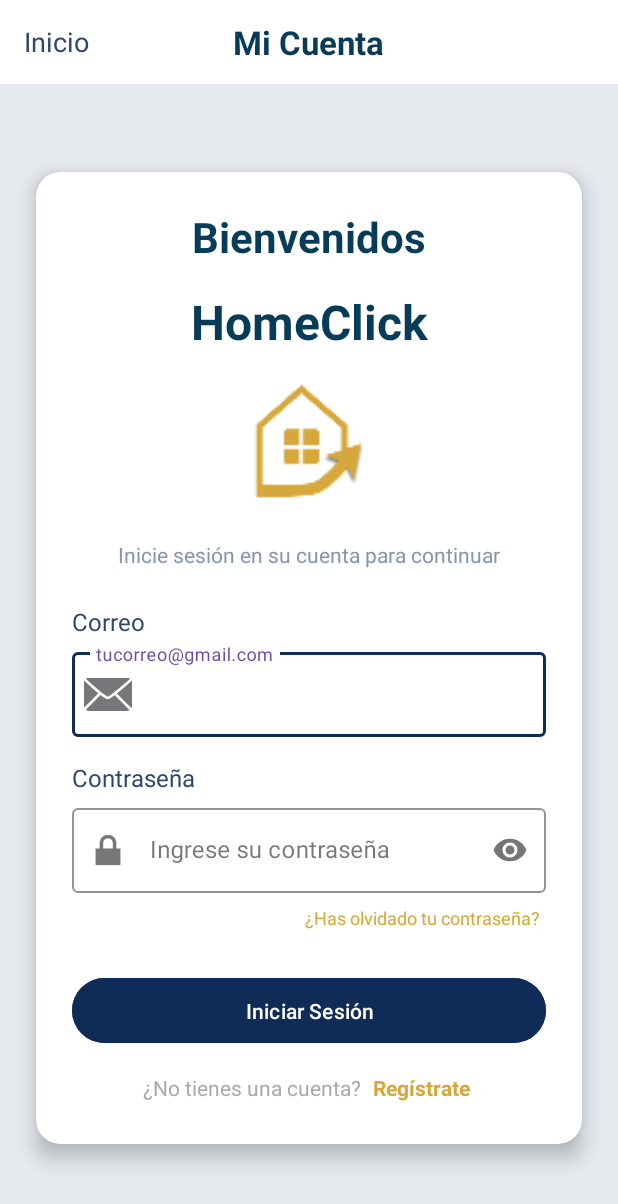
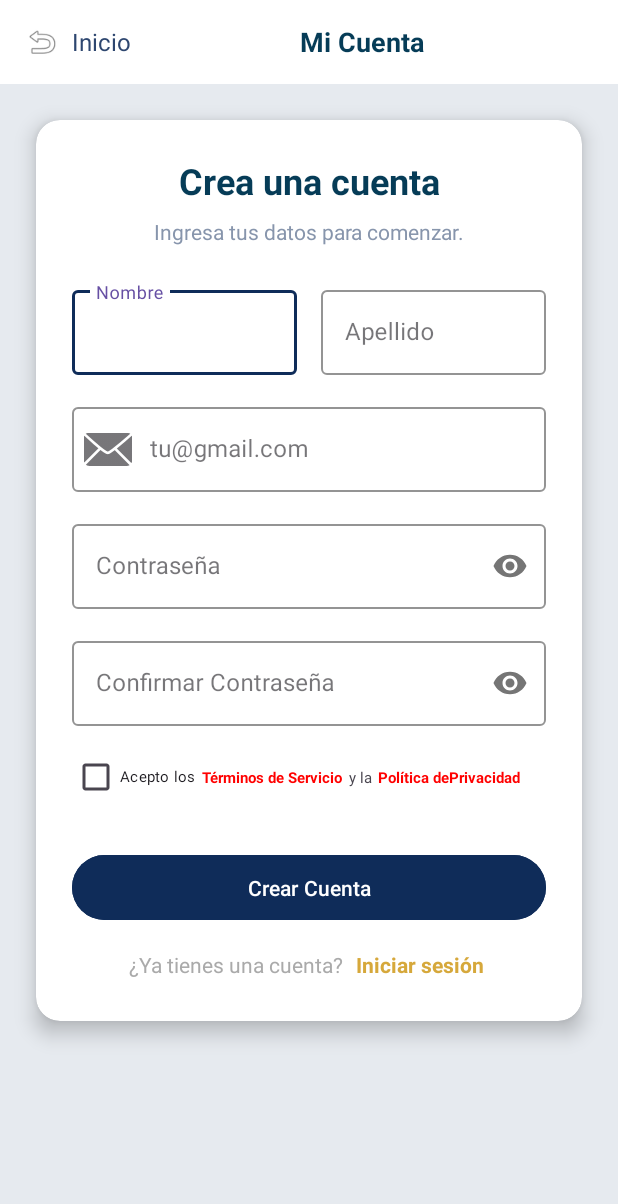
Before and after one commit to EdMendez00/ProyectoPDM2025GT2Grupo3VentadeBienesRaces, an Android app: the screen it shows after launch (LoginActivity before the commit, RegisterActivity after it), after a tap on "Regístrate", on a phone screen of 412 x 824 dp. Shown: the top 1204 px of the screen. Run offline under Robolectric (Android 15) with nearby library versions, the light colour scheme and no system bars.

Commit message:
Agrega actividad de registro y habilita navegación desde la pantalla de inicio de sesión

```diff
--- a/app/src/main/AndroidManifest.xml
+++ b/app/src/main/AndroidManifest.xml
@@ -22,6 +22,10 @@
             </intent-filter>
         </activity>
         <activity
+            android:name=".RegisterActivity"
+            android:exported="true">
+        </activity>
+        <activity
             android:name=".HomeActivity"
             android:exported="true">
         </activity>
--- a/app/src/main/java/com/example/proyectopdm2025_gt2_grupo3_ventadebienesraces/LoginActivity.kt
+++ b/app/src/main/java/com/example/proyectopdm2025_gt2_grupo3_ventadebienesraces/LoginActivity.kt
@@ -51,11 +51,8 @@ class LoginActivity : AppCompatActivity() {
         }
 
         textViewRegister.setOnClickListener {
-            // Aquí se implementará la navegación a la pantalla de registro
-            Toast.makeText(this, "Funcionalidad de registro próximamente", Toast.LENGTH_SHORT).show()
-            // Intent(this, RegisterActivity::class.java).also {
-            //     startActivity(it)
-            // }
+            // Navegar a la pantalla de registro
+            startActivity(Intent(this, RegisterActivity::class.java))
         }
 
         textViewForgotPassword.setOnClickListener {
--- /dev/null
+++ b/app/src/main/java/com/example/proyectopdm2025_gt2_grupo3_ventadebienesraces/RegisterActivity.kt
@@ -0,0 +1,125 @@
+package com.example.proyectopdm2025_gt2_grupo3_ventadebienesraces
+
+import androidx.appcompat.app.AppCompatActivity
+import android.os.Bundle
+import android.content.Intent
+import android.widget.Button
+import android.widget.CheckBox
+import android.widget.LinearLayout
+import android.widget.TextView
+import android.widget.Toast
+import com.google.android.material.textfield.TextInputEditText
+
+class RegisterActivity : AppCompatActivity() {
+
+    private lateinit var editTextFirstName: TextInputEditText
+    private lateinit var editTextLastName: TextInputEditText
+    private lateinit var editTextEmail: TextInputEditText
+    private lateinit var editTextPassword: TextInputEditText
+    private lateinit var editTextConfirmPassword: TextInputEditText
+    private lateinit var checkBoxTerms: CheckBox
+    private lateinit var buttonRegister: Button
+    private lateinit var buttonBack: LinearLayout
+    private lateinit var textViewLogin: TextView
+
+    override fun onCreate(savedInstanceState: Bundle?) {
+        super.onCreate(savedInstanceState)
+        setContentView(R.layout.activity_register)
+
+        // Inicializar vistas
+        editTextFirstName = findViewById(R.id.editTextFirstName)
+        editTextLastName = findViewById(R.id.editTextLastName)
+        editTextEmail = findViewById(R.id.editTextEmail)
+        editTextPassword = findViewById(R.id.editTextPassword)
+        editTextConfirmPassword = findViewById(R.id.editTextConfirmPassword)
+        checkBoxTerms = findViewById(R.id.checkBoxTerms)
+        buttonRegister = findViewById(R.id.buttonRegister)
+        buttonBack = findViewById(R.id.btnBack)
+        textViewLogin = findViewById(R.id.textViewLogin)
+
+        // Configurar eventos de click
+        buttonRegister.setOnClickListener {
+            registerUser()
+        }
+
+        buttonBack.setOnClickListener {
+            finish()
+        }
+
+        textViewLogin.setOnClickListener {
+            startActivity(Intent(this, LoginActivity::class.java))
+            finish()
+        }
+    }
+
+    private fun registerUser() {
+        val firstName = editTextFirstName.text.toString().trim()
+        val lastName = editTextLastName.text.toString().trim()
+        val email = editTextEmail.text.toString().trim()
+        val password = editTextPassword.text.toString().trim()
+        val confirmPassword = editTextConfirmPassword.text.toString().trim()
+
+        // Validar campos
+        if (firstName.isEmpty()) {
+            editTextFirstName.error = "Ingrese su nombre"
+            editTextFirstName.requestFocus()
+            return
+        }
+
+        if (lastName.isEmpty()) {
+            editTextLastName.error = "Ingrese su apellido"
+            editTextLastName.requestFocus()
+            return
+        }
+
+        if (email.isEmpty()) {
+            editTextEmail.error = "Ingrese su correo electrónico"
+            editTextEmail.requestFocus()
+            return
+        }
+
+        if (!android.util.Patterns.EMAIL_ADDRESS.matcher(email).matches()) {
+            editTextEmail.error = "Ingrese un correo electrónico válido"
+            editTextEmail.requestFocus()
+            return
+        }
+
+        if (password.isEmpty()) {
+            editTextPassword.error = "Ingrese una contraseña"
+            editTextPassword.requestFocus()
+            return
+        }
+
+        if (password.length < 6) {
+            editTextPassword.error = "La contraseña debe tener al menos 6 caracteres"
+            editTextPassword.requestFocus()
+            return
+        }
+
+        if (confirmPassword.isEmpty()) {
+            editTextConfirmPassword.error = "Confirme su contraseña"
+            editTextConfirmPassword.requestFocus()
+            return
+        }
+
+        if (password != confirmPassword) {
+            editTextConfirmPassword.error = "Las contraseñas no coinciden"
+            editTextConfirmPassword.requestFocus()
+            return
+        }
+
+        if (!checkBoxTerms.isChecked) {
+            Toast.makeText(this, "Debe aceptar los términos y condiciones", Toast.LENGTH_SHORT).show()
+            return
+        }
+
+        // Aquí iría la lógica real de registro
+        Toast.makeText(this, "Registro exitoso", Toast.LENGTH_SHORT).show()
+
+        Intent(this, LoginActivity::class.java).also {
+            it.flags = Intent.FLAG_ACTIVITY_NEW_TASK or Intent.FLAG_ACTIVITY_CLEAR_TASK
+            startActivity(it)
+            finish()
+        }
+    }
+}
--- /dev/null
+++ b/app/src/main/res/layout/activity_register.xml
@@ -0,0 +1,324 @@
+<?xml version="1.0" encoding="utf-8"?>
+<androidx.constraintlayout.widget.ConstraintLayout xmlns:android="http://schemas.android.com/apk/res/android"
+    xmlns:app="http://schemas.android.com/apk/res-auto"
+    xmlns:tools="http://schemas.android.com/tools"
+    android:layout_width="match_parent"
+    android:layout_height="match_parent"
+    android:background="@color/blue_light"
+    tools:context=".RegisterActivity">
+
+    <!-- Barra superior -->
+    <LinearLayout
+        android:id="@+id/topBar"
+        android:layout_width="match_parent"
+        android:layout_height="56dp"
+        android:background="@color/white"
+        android:orientation="horizontal"
+        android:paddingStart="16dp"
+        android:paddingEnd="16dp"
+        android:gravity="center_vertical"
+        app:layout_constraintEnd_toEndOf="parent"
+        app:layout_constraintStart_toStartOf="parent"
+        app:layout_constraintTop_toTopOf="parent">
+
+        <!-- Icono de casa y texto "Inicio" -->
+        <LinearLayout
+            android:id="@+id/btnBack"
+            android:layout_width="wrap_content"
+            android:layout_height="match_parent"
+            android:orientation="horizontal"
+            android:gravity="center_vertical">
+
+            <ImageView
+                android:layout_width="24dp"
+                android:layout_height="24dp"
+                android:src="@android:drawable/ic_menu_revert"
+                android:contentDescription="Inicio" />
+
+            <TextView
+                android:layout_width="wrap_content"
+                android:layout_height="wrap_content"
+                android:layout_marginStart="8dp"
+                android:text="Inicio"
+                android:textColor="@color/blue_text"
+                android:textSize="16sp" />
+
+        </LinearLayout>
+
+        <View
+            android:layout_width="0dp"
+            android:layout_height="match_parent"
+            android:layout_weight="1" />
+
+        <!-- Texto "Mi Cuenta" centrado -->
+        <TextView
+            android:layout_width="wrap_content"
+            android:layout_height="wrap_content"
+            android:text="Mi Cuenta"
+            android:textColor="@color/blue_homeclick"
+            android:textSize="18sp"
+            android:textStyle="bold" />
+
+        <View
+            android:layout_width="0dp"
+            android:layout_height="match_parent"
+            android:layout_weight="1" />
+
+    </LinearLayout>
+
+    <!-- Formulario centrado con fondo blanco -->
+    <androidx.cardview.widget.CardView
+        android:layout_width="0dp"
+        android:layout_height="wrap_content"
+        android:layout_marginStart="24dp"
+        android:layout_marginTop="24dp"
+        android:layout_marginEnd="24dp"
+        app:cardBackgroundColor="@color/white"
+        app:cardCornerRadius="16dp"
+        app:cardElevation="8dp"
+        app:layout_constraintEnd_toEndOf="parent"
+        app:layout_constraintStart_toStartOf="parent"
+        app:layout_constraintTop_toBottomOf="@id/topBar">
+
+        <androidx.constraintlayout.widget.ConstraintLayout
+            android:layout_width="match_parent"
+            android:layout_height="wrap_content"
+            android:padding="24dp">
+
+            <!-- Título principal -->
+            <TextView
+                android:id="@+id/textViewTitle"
+                android:layout_width="wrap_content"
+                android:layout_height="wrap_content"
+                android:text="Crea una cuenta"
+                android:textColor="@color/blue_homeclick"
+                android:textSize="24sp"
+                android:textStyle="bold"
+                app:layout_constraintEnd_toEndOf="parent"
+                app:layout_constraintStart_toStartOf="parent"
+                app:layout_constraintTop_toTopOf="parent" />
+
+            <!-- Subtítulo -->
+            <TextView
+                android:id="@+id/textViewSubtitle"
+                android:layout_width="wrap_content"
+                android:layout_height="wrap_content"
+                android:layout_marginTop="8dp"
+                android:text="Ingresa tus datos para comenzar."
+                android:textColor="@color/gray_text"
+                android:textSize="14sp"
+                app:layout_constraintEnd_toEndOf="parent"
+                app:layout_constraintStart_toStartOf="parent"
+                app:layout_constraintTop_toBottomOf="@+id/textViewTitle" />
+
+            <!-- Dos campos en una misma línea: Nombre y Apellido -->
+            <com.google.android.material.textfield.TextInputLayout
+                android:id="@+id/textInputLayoutFirstName"
+                style="@style/Widget.MaterialComponents.TextInputLayout.OutlinedBox"
+                android:layout_width="0dp"
+                android:layout_height="wrap_content"
+                android:layout_marginTop="24dp"
+                android:layout_marginEnd="8dp"
+                app:boxStrokeColor="@color/blue_normal"
+                app:layout_constraintEnd_toStartOf="@+id/textInputLayoutLastName"
+                app:layout_constraintStart_toStartOf="parent"
+                app:layout_constraintTop_toBottomOf="@+id/textViewSubtitle">
+
+                <com.google.android.material.textfield.TextInputEditText
+                    android:id="@+id/editTextFirstName"
+                    android:layout_width="match_parent"
+                    android:layout_height="wrap_content"
+                    android:hint="Nombre"
+                    android:inputType="textPersonName" />
+            </com.google.android.material.textfield.TextInputLayout>
+
+            <com.google.android.material.textfield.TextInputLayout
+                android:id="@+id/textInputLayoutLastName"
+                style="@style/Widget.MaterialComponents.TextInputLayout.OutlinedBox"
+                android:layout_width="0dp"
+                android:layout_height="wrap_content"
+                android:layout_marginStart="8dp"
+                app:boxStrokeColor="@color/blue_normal"
+                app:layout_constraintEnd_toEndOf="parent"
+                app:layout_constraintStart_toEndOf="@+id/textInputLayoutFirstName"
+                app:layout_constraintTop_toTopOf="@+id/textInputLayoutFirstName">
+
+                <com.google.android.material.textfield.TextInputEditText
+                    android:id="@+id/editTextLastName"
+                    android:layout_width="match_parent"
+                    android:layout_height="wrap_content"
+                    android:hint="Apellido"
+                    android:inputType="textPersonName" />
+            </com.google.android.material.textfield.TextInputLayout>
+
+            <!-- Campo para Correo -->
+            <com.google.android.material.textfield.TextInputLayout
+                android:id="@+id/textInputLayoutEmail"
+                style="@style/Widget.MaterialComponents.TextInputLayout.OutlinedBox"
+                android:layout_width="match_parent"
+                android:layout_height="wrap_content"
+                android:layout_marginTop="16dp"
+                app:boxStrokeColor="@color/blue_normal"
+                app:startIconDrawable="@android:drawable/ic_dialog_email"
+                app:layout_constraintEnd_toEndOf="parent"
+                app:layout_constraintStart_toStartOf="parent"
+                app:layout_constraintTop_toBottomOf="@+id/textInputLayoutFirstName">
+
+                <com.google.android.material.textfield.TextInputEditText
+                    android:id="@+id/editTextEmail"
+                    android:layout_width="match_parent"
+                    android:layout_height="wrap_content"
+                    android:inputType="textEmailAddress"
+                    android:hint="tu@gmail.com" />
+            </com.google.android.material.textfield.TextInputLayout>
+
+            <!-- Campo para Contraseña -->
+            <com.google.android.material.textfield.TextInputLayout
+                android:id="@+id/textInputLayoutPassword"
+                style="@style/Widget.MaterialComponents.TextInputLayout.OutlinedBox"
+                android:layout_width="match_parent"
+                android:layout_height="wrap_content"
+                android:layout_marginTop="16dp"
+                app:boxStrokeColor="@color/blue_normal"
+                app:passwordToggleEnabled="true"
+                app:layout_constraintEnd_toEndOf="parent"
+                app:layout_constraintStart_toStartOf="parent"
+                app:layout_constraintTop_toBottomOf="@+id/textInputLayoutEmail">
+
+                <com.google.android.material.textfield.TextInputEditText
+                    android:id="@+id/editTextPassword"
+                    android:layout_width="match_parent"
+                    android:layout_height="wrap_content"
+                    android:hint="Contraseña"
+                    android:inputType="textPassword" />
+            </com.google.android.material.textfield.TextInputLayout>
+
+            <!-- Campo para Confirmar Contraseña -->
+            <com.google.android.material.textfield.TextInputLayout
+                android:id="@+id/textInputLayoutConfirmPassword"
+                style="@style/Widget.MaterialComponents.TextInputLayout.OutlinedBox"
+                android:layout_width="match_parent"
+                android:layout_height="wrap_content"
+                android:layout_marginTop="16dp"
+                app:boxStrokeColor="@color/blue_normal"
+                app:passwordToggleEnabled="true"
+                app:layout_constraintEnd_toEndOf="parent"
+                app:layout_constraintStart_toStartOf="parent"
+                app:layout_constraintTop_toBottomOf="@+id/textInputLayoutPassword">
+
+                <com.google.android.material.textfield.TextInputEditText
+                    android:id="@+id/editTextConfirmPassword"
+                    android:layout_width="match_parent"
+                    android:layout_height="wrap_content"
+                    android:hint="Confirmar Contraseña"
+                    android:inputType="textPassword" />
+            </com.google.android.material.textfield.TextInputLayout>
+
+            <!-- Casilla de verificación -->
+            <CheckBox
+                android:id="@+id/checkBoxTerms"
+                android:layout_width="wrap_content"
+                android:layout_height="wrap_content"
+                android:layout_marginTop="10dp"
+                android:text="Acepto los"
+                android:textSize="10sp"
+                app:layout_constraintStart_toStartOf="parent"
+                app:layout_constraintTop_toBottomOf="@+id/textInputLayoutConfirmPassword" />
+
+            <!-- TextView con enlaces para Términos y Política -->
+            <TextView
+                android:id="@+id/textViewTerms"
+                android:layout_width="wrap_content"
+                android:layout_height="wrap_content"
+                android:layout_marginStart="4dp"
+                android:text="Términos de Servicio"
+                android:textColor="#FF0000"
+                android:textSize="10sp"
+                android:textStyle="bold"
+                app:layout_constraintBottom_toBottomOf="@+id/checkBoxTerms"
+                app:layout_constraintStart_toEndOf="@+id/checkBoxTerms"
+                app:layout_constraintTop_toTopOf="@+id/checkBoxTerms" />
+
+            <TextView
+                android:id="@+id/textViewAnd"
+                android:layout_width="wrap_content"
+                android:layout_height="wrap_content"
+                android:layout_marginStart="4dp"
+                android:text="y la"
+                android:textSize="10sp"
+                app:layout_constraintBottom_toBottomOf="@+id/checkBoxTerms"
+                app:layout_constraintStart_toEndOf="@+id/textViewTerms"
+                app:layout_constraintTop_toTopOf="@+id/checkBoxTerms" />
+
+            <TextView
+                android:id="@+id/textViewPrivacy"
+                android:layout_width="wrap_content"
+                android:layout_height="wrap_content"
+                android:layout_marginStart="4dp"
+                android:text="Política de"
+                android:textColor="#FF0000"
+                android:textSize="10sp"
+                android:textStyle="bold"
+                app:layout_constraintBottom_toBottomOf="@+id/checkBoxTerms"
+                app:layout_constraintStart_toEndOf="@+id/textViewAnd"
+                app:layout_constraintTop_toTopOf="@+id/checkBoxTerms" />
+
+            <TextView
+                android:id="@+id/textView"
+                android:layout_width="wrap_content"
+                android:layout_height="wrap_content"
+                android:text="Privacidad"
+                android:textColor="#FF0000"
+                android:textSize="10sp"
+                android:textStyle="bold"
+                app:layout_constraintBottom_toBottomOf="@+id/checkBoxTerms"
+                app:layout_constraintStart_toEndOf="@+id/textViewPrivacy"
+                app:layout_constraintTop_toTopOf="@+id/checkBoxTerms" />
+
+            <!-- Botón Crear Cuenta -->
+            <Button
+                android:id="@+id/buttonRegister"
+                android:layout_width="0dp"
+                android:layout_height="wrap_content"
+                android:layout_marginTop="24dp"
+                android:backgroundTint="@color/blue_normal"
+                android:padding="12dp"
+                android:text="Crear Cuenta"
+                android:textAllCaps="false"
+                android:textColor="@color/white"
+                app:layout_constraintEnd_toEndOf="parent"
+                app:layout_constraintStart_toStartOf="parent"
+                app:layout_constraintTop_toBottomOf="@+id/checkBoxTerms" />
+
+            <!-- Texto final y enlace -->
+            <TextView
+                android:id="@+id/textViewLoginPrompt"
+                android:layout_width="wrap_content"
+                android:layout_height="wrap_content"
+                android:layout_marginTop="16dp"
+                android:text="¿Ya tienes una cuenta?"
+                android:textColor="@android:color/darker_gray"
+                android:textSize="14sp"
+                app:layout_constraintEnd_toStartOf="@+id/textViewLogin"
+                app:layout_constraintHorizontal_chainStyle="packed"
+                app:layout_constraintStart_toStartOf="parent"
+                app:layout_constraintTop_toBottomOf="@+id/buttonRegister" />
+
+            <TextView
+                android:id="@+id/textViewLogin"
+                android:layout_width="wrap_content"
+                android:layout_height="wrap_content"
+                android:layout_marginStart="4dp"
+                android:padding="4dp"
+                android:text="Iniciar sesión"
+                android:textColor="@color/color_gold"
+                android:textStyle="bold"
+                android:textSize="14sp"
+                app:layout_constraintBaseline_toBaselineOf="@+id/textViewLoginPrompt"
+                app:layout_constraintEnd_toEndOf="parent"
+                app:layout_constraintStart_toEndOf="@+id/textViewLoginPrompt" />
+
+        </androidx.constraintlayout.widget.ConstraintLayout>
+    </androidx.cardview.widget.CardView>
+
+</androidx.constraintlayout.widget.ConstraintLayout>
```
